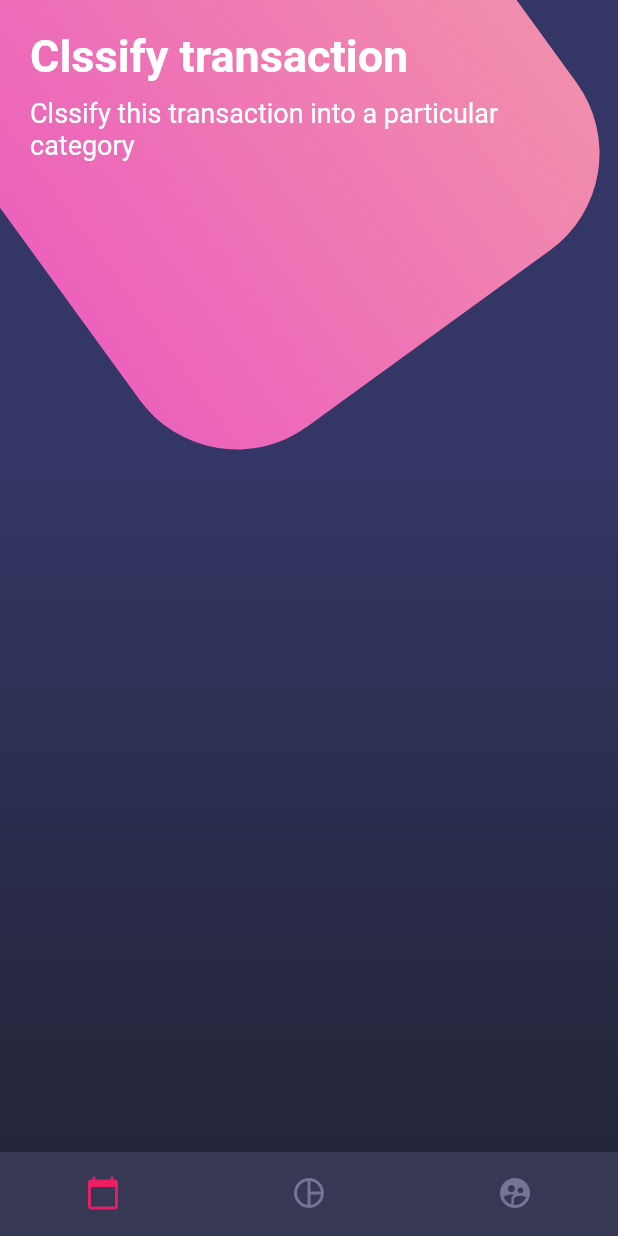
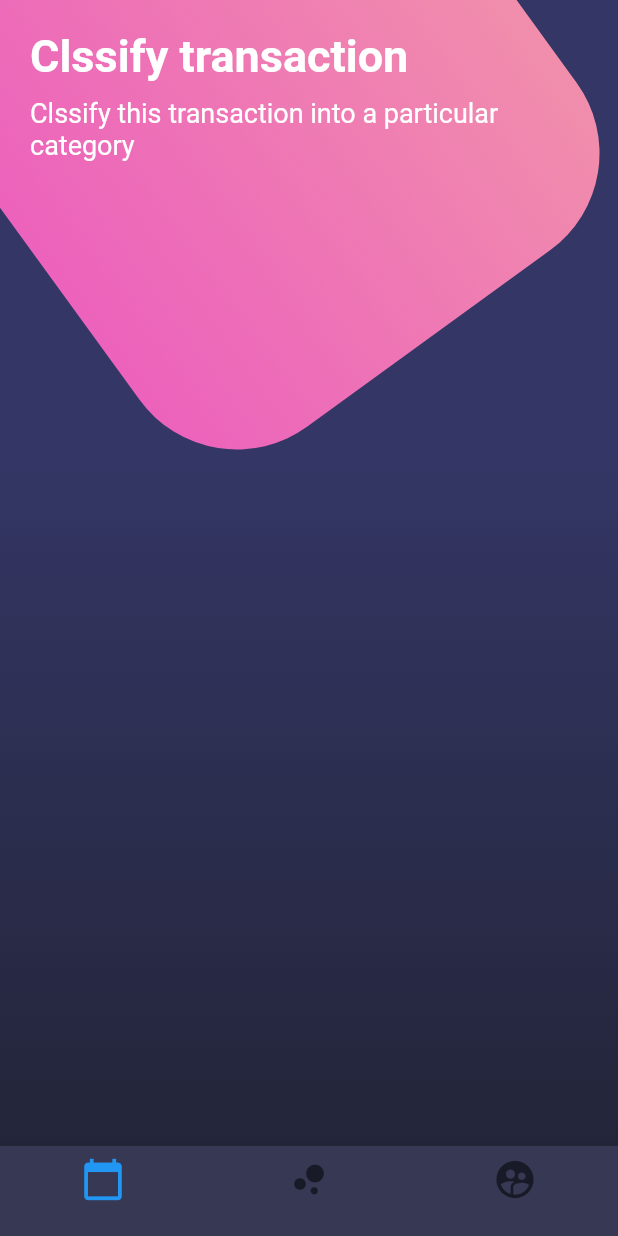
Before and after one commit to jela3105/flutter-basic-designs, a Flutter app: the screen it shows after launch, on a phone screen of 412 x 824 dp. Run offline on Flutter 3.47's test engine with Material 2 defaults, Android fonts, the phone set to English and light mode, and no system bars.

Commit message:
Use theme widget to show bottom navigation bar

```diff
--- a/lib/src/pages/buttons_page.dart
+++ b/lib/src/pages/buttons_page.dart
@@ -18,27 +18,7 @@ class ButtonsPage extends StatelessWidget {
           ),
         ],
       ),
-      bottomNavigationBar: BottomNavigationBar(
-        showSelectedLabels: false,
-        showUnselectedLabels: false,
-        fixedColor: Colors.pink,
-        backgroundColor: Color.fromRGBO(55, 57, 84, 1.0),
-        unselectedItemColor: Color.fromRGBO(116, 117, 152, 1.0),
-        items: <BottomNavigationBarItem>[
-          BottomNavigationBarItem(
-            icon: Icon(Icons.calendar_today),
-            label: '',
-          ),
-          BottomNavigationBarItem(
-            icon: Icon(Icons.pie_chart_outlined),
-            label: '',
-          ),
-          BottomNavigationBarItem(
-            icon: Icon(Icons.supervised_user_circle),
-            label: '',
-          ),
-        ],
-      ),
+      bottomNavigationBar: _bottomNavigationBar(context),
     );
   }
 
@@ -113,4 +93,34 @@ class ButtonsPage extends StatelessWidget {
       ),
     );
   }
+
+  Widget _bottomNavigationBar(BuildContext context) {
+    return Theme(
+      data: Theme.of(context).copyWith(
+        canvasColor: Color.fromRGBO(55, 57, 84, 1.0),
+        primaryColor: Colors.pinkAccent,
+        textTheme: Theme.of(context).textTheme.copyWith(
+              caption: TextStyle(
+                color: Color.fromRGBO(116, 117, 152, 1.0),
+              ),
+            ),
+      ),
+      child: BottomNavigationBar(
+        items: <BottomNavigationBarItem>[
+          BottomNavigationBarItem(
+            icon: Icon(Icons.calendar_today, size: 30.0),
+            label: '',
+          ),
+          BottomNavigationBarItem(
+            icon: Icon(Icons.bubble_chart, size: 30.0),
+            label: '',
+          ),
+          BottomNavigationBarItem(
+            icon: Icon(Icons.supervised_user_circle, size: 30.0),
+            label: '',
+          ),
+        ],
+      ),
+    );
+  }
 }
```
